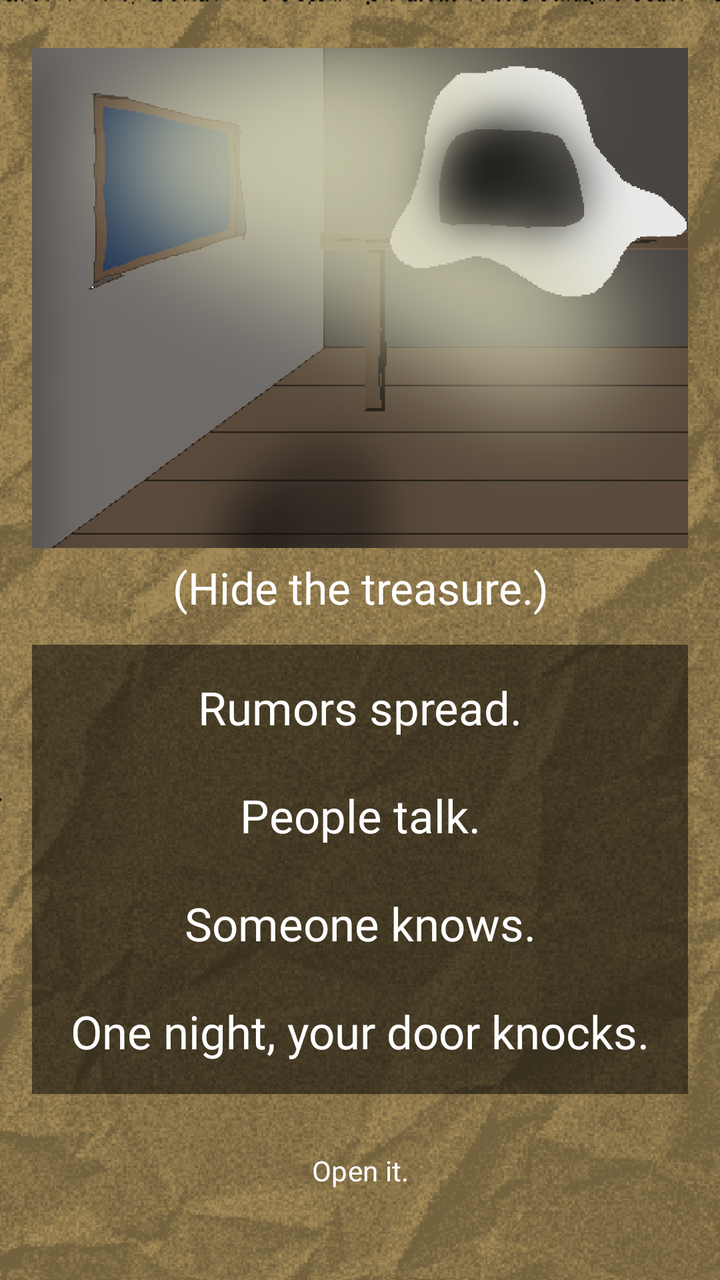
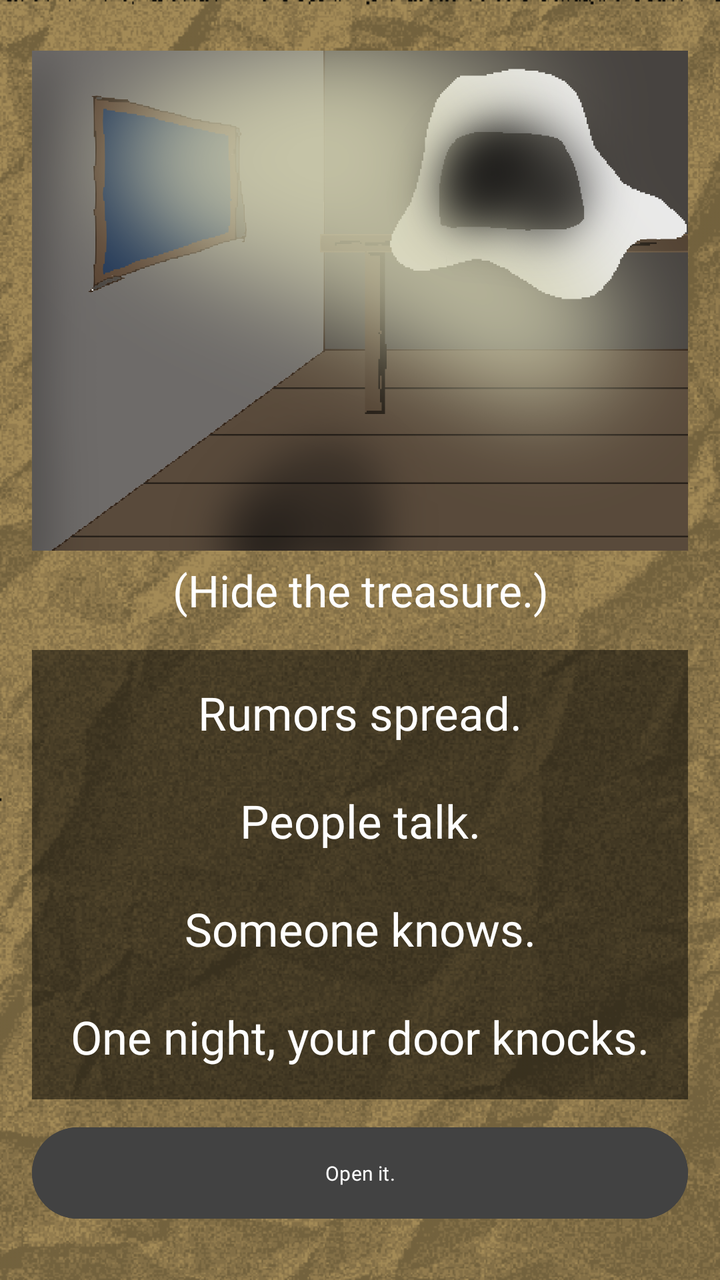

The first picture is an Android layout as it rendered before a commit; the second is the same layout after the commit. The layout source and the unified diff follow.
<!-- AndroidManifest.xml: application theme Theme.ChoiceQuest -->
<!-- res/layout/activity_page2_1_1_1_1_1_2_1.xml -->
<?xml version="1.0" encoding="utf-8"?>
<LinearLayout xmlns:android="http://schemas.android.com/apk/res/android"
    xmlns:app="http://schemas.android.com/apk/res-auto"
    xmlns:tools="http://schemas.android.com/tools"
    android:id="@+id/page2_1_1_1_1_1_2_1"
    android:layout_width="match_parent"
    android:layout_height="match_parent"
    android:gravity="center"
    android:orientation="vertical"
    android:background="@drawable/papertexture_"
    android:backgroundTint="#f8e7c2"
    android:backgroundTintMode="multiply"
    android:padding="16dp"
    tools:context=".Page2_1_1_1_1_1_2_1">

    <View
        android:layout_width="match_parent"
        android:layout_height="0dp"
        android:layout_weight="0.1"/>

    <ImageView
        android:id="@+id/imageView"
        android:layout_width="412dp"
        android:layout_height="250dp"
        android:src="@drawable/page2_1_1_1_1_1_2_1"/>

    <TextView
        android:layout_width="match_parent"
        android:layout_height="wrap_content"
        android:fontFamily="@font/pixelspace"
        android:gravity="center"
        android:padding="5dp"
        android:text="(Hide the treasure.)"
        android:textColor="@color/white"
        android:textSize="22sp" />

    <View
        android:layout_width="match_parent"
        android:layout_height="1dp"
        android:layout_weight="0.1"/>


    <TextView
        android:id="@+id/tv_page2_1_1_1_1_1_2_1"
        android:layout_width="match_parent"
        android:layout_height="wrap_content"
        android:gravity="center"
        android:textColor="#FFFFFF"
        android:background="#80000000"
        android:padding="16dp"
        android:fontFamily="@font/pixelgame_font"
        android:textSize="23sp"
        android:text="Rumors spread.\n\nPeople talk.\n\nSomeone knows.\n\nOne night, your door knocks."/>

    <View
        android:layout_width="match_parent"
        android:layout_height="1dp"
        android:layout_weight="0.1"/>

    <Button
        android:layout_width="match_parent"
        android:layout_height="wrap_content"
        android:fontFamily="@font/quest_font"
        android:gravity="center"
        android:padding="16dp"
        android:background="@android:color/transparent"
        android:text="Open it."
        android:onClick="page2_1_1_1_1_1_2_1_1"/>

    <View
        android:layout_width="match_parent"
        android:layout_height="1dp"
        android:layout_weight="0.1"/>
</LinearLayout>
<!-- resources referenced by this layout -->
<resources>
  <color name="white">#FFFFFF</color>
  <!-- drawable page2_1_1_1_1_1_2_1: png bitmap (drawable, 392942 bytes) -->
  <!-- drawable papertexture_: png bitmap (drawable, 156948 bytes) -->
  <style name="Theme.ChoiceQuest" parent="Base.Theme.ChoiceQuest" />
  <style name="Base.Theme.ChoiceQuest" parent="Theme.Material3.DayNight.NoActionBar">
          
          
      </style>
</resources>

<!-- the commit's change to res/layout/activity_page2_1_1_1_1_1_2_1.xml (unified diff, before → after) -->
@@ -63,8 +63,9 @@
         android:fontFamily="@font/quest_font"
         android:gravity="center"
         android:padding="16dp"
-        android:background="@android:color/transparent"
-        android:text="Open it."
+        android:textSize="10sp"
+        android:textColor="@color/white"
+        android:backgroundTint="@color/cardview_dark_background"        android:text="Open it."
         android:onClick="page2_1_1_1_1_1_2_1_1"/>
 
     <View
